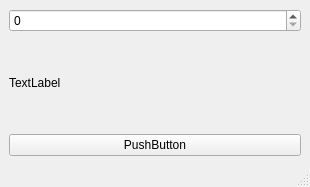
The window that suffer/resources/main_view.ui (dongzeyuan/mvc_pyqt) describes before a commit, drawn with Qt 5.
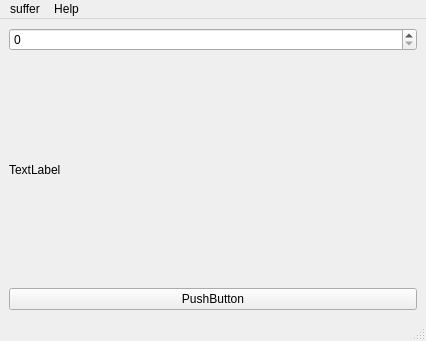
The same window after the commit.

Diff of the .ui file:
```diff
--- a/suffer/resources/main_view.ui
+++ b/suffer/resources/main_view.ui
@@ -6,8 +6,8 @@
    <rect>
     <x>0</x>
     <y>0</y>
-    <width>310</width>
-    <height>187</height>
+    <width>426</width>
+    <height>341</height>
    </rect>
   </property>
   <property name="windowTitle">
@@ -43,10 +43,26 @@
     <rect>
      <x>0</x>
      <y>0</y>
-     <width>310</width>
+     <width>426</width>
      <height>22</height>
     </rect>
    </property>
+   <widget class="QMenu" name="menulog">
+    <property name="title">
+     <string>suffer</string>
+    </property>
+    <addaction name="actionShow_Log"/>
+    <addaction name="separator"/>
+    <addaction name="actionQuit"/>
+   </widget>
+   <widget class="QMenu" name="menuHelp">
+    <property name="title">
+     <string>Help</string>
+    </property>
+    <addaction name="actionAbout_Suffer"/>
+   </widget>
+   <addaction name="menulog"/>
+   <addaction name="menuHelp"/>
   </widget>
   <widget class="QStatusBar" name="statusbar"/>
  </widget>
```
Left out of the diff: 15 changed lines with no effect on the pictures.
